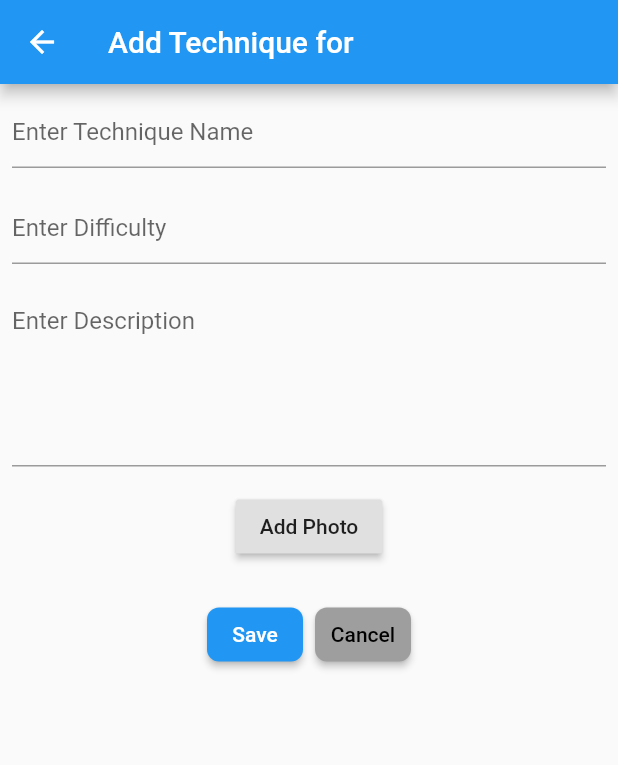
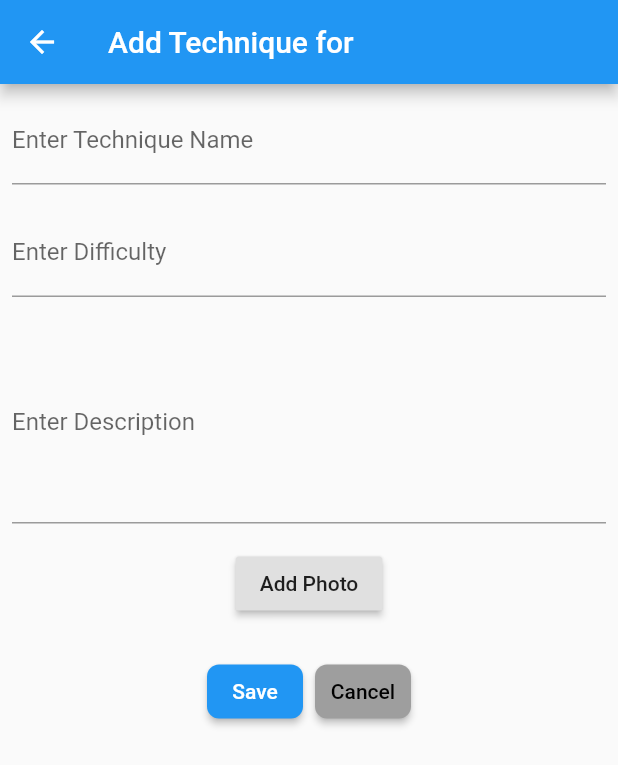
Before and after one commit to josephsteve/senior_project_tkd_app_1, a Flutter app: the AddBeltTechnique screen opened directly with empty values, on a phone screen of 412 x 824 dp. Shown: the top 765 px of the screen. Run offline on Flutter 3.47's test engine with Material 2 defaults, Android fonts, the phone set to English and light mode, and no system bars; our stand-ins replace carousel_slider, cloud_firestore, firebase_storage, flutter_colorpicker, image_picker, rxdart; accounts and stored records are empty.

Commit message:
just added labelText on technique text fields and made the belt name bold

```diff
--- a/lib/src/ui/belt_technique_add.dart
+++ b/lib/src/ui/belt_technique_add.dart
@@ -88,6 +88,7 @@ class _BeltTechniqueAddScreenState extends State<BeltTechniqueAddScreen> {
           controller: techniqueNameController,
           onChanged: _bloc.changeTechniqueName,
           decoration: InputDecoration(
+            labelText: 'Enter Technique Name',
             hintText: 'Enter Technique Name', errorText: snapshot.error),
         );
       },
@@ -102,6 +103,7 @@ class _BeltTechniqueAddScreenState extends State<BeltTechniqueAddScreen> {
           controller: difficultyController,
           onChanged: _bloc.changeDifficulty,
           decoration: InputDecoration(
+            labelText: 'Enter Difficulty',
             hintText: 'Enter Difficulty', errorText: snapshot.error),
         );
       },
@@ -116,6 +118,7 @@ class _BeltTechniqueAddScreenState extends State<BeltTechniqueAddScreen> {
           controller: descriptionController,
           onChanged: _bloc.changeDescription,
           decoration: InputDecoration(
+            labelText: 'Enter Description',
             hintText: 'Enter Description', errorText: snapshot.error),
           keyboardType: TextInputType.multiline,
           maxLines: 5,
--- a/lib/src/ui/belts_list.dart
+++ b/lib/src/ui/belts_list.dart
@@ -88,7 +88,7 @@ class _BeltListScreenState extends State<BeltListScreen> {
           padding: const EdgeInsets.all(18.0),
           child: Row(
             children: <Widget>[
-              Text(_belt.beltname)
+              Text(_belt.beltname, style: TextStyle(fontWeight: FontWeight.bold),)
             ],
           ),
         ),
```
